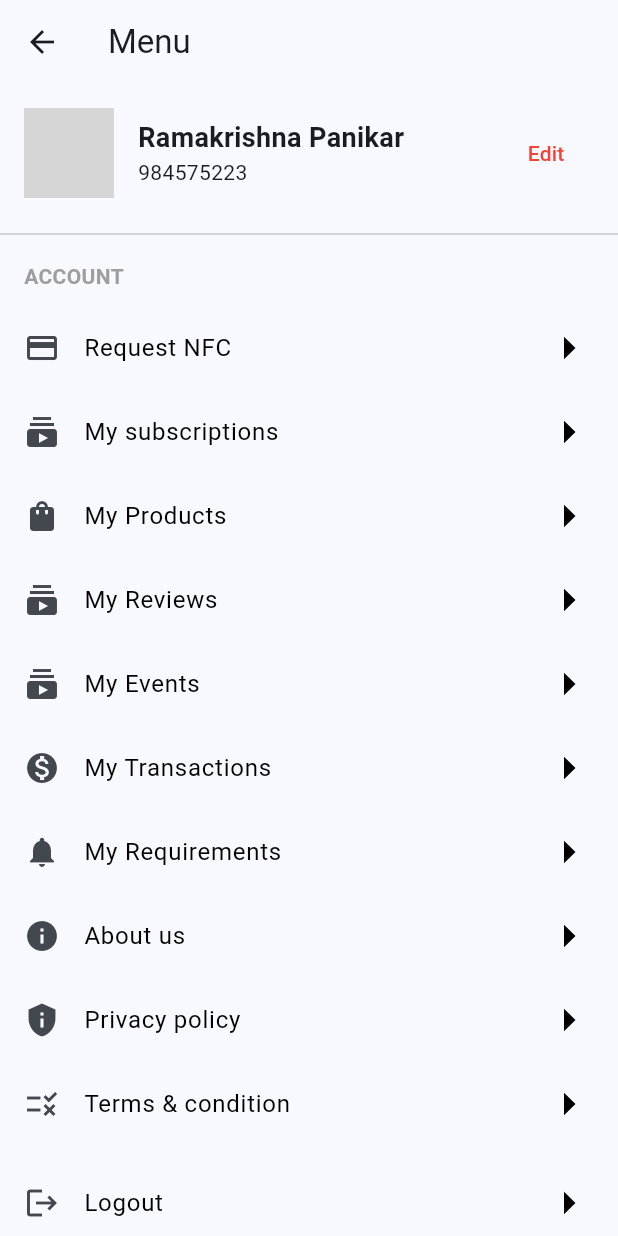
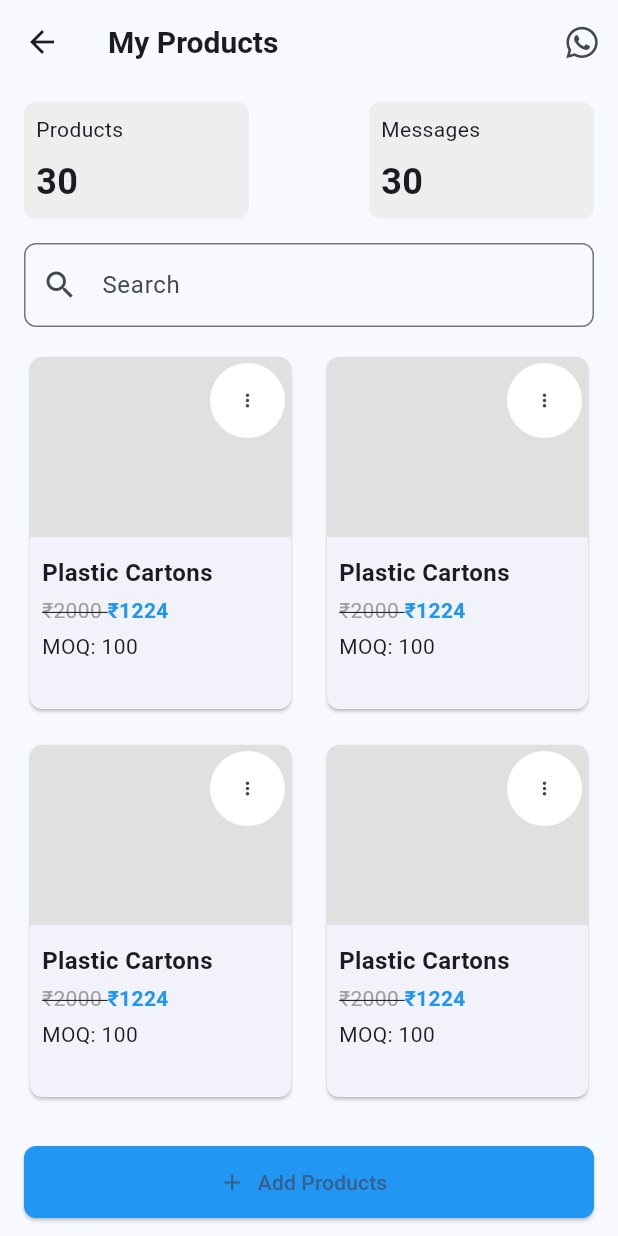
Before and after one commit to CntrlX/Kssia_flutter, a Flutter app: the MenuPage screen opened directly, after a tap on "My Products", on a phone screen of 412 x 824 dp. Run offline on Flutter 3.47's test engine with Material 3 defaults, Android fonts, the phone set to English and light mode, and no system bars; our stand-ins replace dotted_border, flutter_rating_bar, flutter_riverpod, flutter_svg, font_awesome_flutter, intl_phone_field and 2 more; missing offline and left inert: dart:ffi; network calls fail; project files that could hold a hidden picture were left out; grey boxes are pictures that could not be loaded.

```diff
--- a/kssia/lib/src/interface/screens/main_pages/menuPage.dart
+++ b/kssia/lib/src/interface/screens/main_pages/menuPage.dart
@@ -1,5 +1,6 @@
 import 'package:flutter/material.dart';
 import 'package:flutter_svg/flutter_svg.dart';
+import 'package:kssia/src/interface/screens/menu/my_product.dart';
 import 'package:kssia/src/interface/screens/menu/my_reviews.dart';
 import '../menu/requestNFC.dart';
 import '../menu/myrequirementsPage.dart';
@@ -9,9 +10,7 @@ import '../menu/about.dart';
 import '../menu/my_subscription.dart';
 import '../menu/my_events.dart';
 import '../menu/my_transaction.dart';
-
-
-
+import '../menu/my_product.dart';
 
 void showDeleteAccountDialog(BuildContext context) {
   showDialog(
@@ -284,7 +283,16 @@ class MenuPage extends StatelessWidget {
               },
             ),
 
-            _buildListTile(context, Icons.shopping_bag, 'My Products'),
+            _buildListTile(context, Icons.shopping_bag, 'My Products',
+              onTap: () {
+                Navigator.push(
+                  context,
+                  MaterialPageRoute(builder: (context) => const MyProductPage()),
+                );
+              },
+            ),
+
+
 
            _buildListTile(context,Icons.subscriptions,'My Reviews',
               onTap: () {
--- /dev/null
+++ b/kssia/lib/src/interface/screens/menu/my_product.dart
@@ -0,0 +1,326 @@
+import 'package:flutter/material.dart';
+import 'package:font_awesome_flutter/font_awesome_flutter.dart';
+
+class MyProductPage extends StatelessWidget {
+  const MyProductPage({super.key});
+
+  @override
+  Widget build(BuildContext context) {
+    return Scaffold(
+      appBar: AppBar(
+        leading: IconButton(
+          icon: const Icon(Icons.arrow_back),
+          onPressed: () {
+            Navigator.pop(context);
+          },
+        ),
+        title: const Text(
+          'My Products',
+          style: TextStyle(
+            fontWeight: FontWeight.bold,
+            fontSize: 20,
+          ),
+        ),
+        actions: [
+          IconButton(
+            icon: FaIcon(FontAwesomeIcons.whatsapp),
+            onPressed: () {
+              // WhatsApp icon action
+            },
+          ),
+        ],
+      ),
+      body: Padding(
+        padding: const EdgeInsets.symmetric(horizontal: 16, vertical: 12),
+        child: Column(
+          crossAxisAlignment: CrossAxisAlignment.start,
+          children: [
+            Row(
+              mainAxisAlignment: MainAxisAlignment.spaceBetween,
+              children: const [
+                _InfoCard(title: 'Products', count: '30'),
+                _InfoCard(title: 'Messages', count: '30'),
+              ],
+            ),
+            const SizedBox(height: 16),
+            TextField(
+              decoration: InputDecoration(
+                prefixIcon: const Icon(Icons.search),
+                hintText: 'Search',
+                border: OutlineInputBorder(
+                  borderRadius: BorderRadius.circular(8),
+                ),
+              ),
+            ),
+            const SizedBox(height: 16),
+            Expanded(
+              child: GridView.builder(
+                gridDelegate: const SliverGridDelegateWithFixedCrossAxisCount(
+                  crossAxisCount: 2,
+                  mainAxisSpacing: 16,
+                  crossAxisSpacing: 16,
+                  childAspectRatio: 0.75,
+                ),
+                itemCount: 4,
+                itemBuilder: (context, index) {
+                  return const _ProductCard();
+                },
+              ),
+            ),
+            ElevatedButton.icon(
+              onPressed: () {
+                showModalBottomSheet(
+                  context: context,
+                  builder: (context) {
+                    return const _ProductDetailSheet();
+                  },
+                );
+              },
+              icon: const Icon(Icons.add),
+              label: const Text('Add Products'),
+              style: ElevatedButton.styleFrom(
+                backgroundColor: Colors.blue, // Button color
+                minimumSize: const Size(double.infinity, 48), // Smaller height
+                shape: RoundedRectangleBorder(
+                  borderRadius: BorderRadius.circular(8),
+                ),
+              ),
+            ),
+          ],
+        ),
+      ),
+    );
+  }
+}
+
+class _InfoCard extends StatelessWidget {
+  final String title;
+  final String count;
+
+  const _InfoCard({
+    Key? key,
+    required this.title,
+    required this.count,
+  }) : super(key: key);
+
+  @override
+  Widget build(BuildContext context) {
+    return Container(
+      padding: const EdgeInsets.all(8),
+      width: 150,
+      decoration: BoxDecoration(
+        color: Colors.grey[200],
+        borderRadius: BorderRadius.circular(8),
+      ),
+      child: Column(
+        crossAxisAlignment: CrossAxisAlignment.start,
+        children: [
+          Text(
+            title,
+            style: const TextStyle(
+              fontSize: 14,
+            ),
+          ),
+          const SizedBox(height: 8),
+          Text(
+            count,
+            style: const TextStyle(
+              fontSize: 24,
+              fontWeight: FontWeight.bold,
+            ),
+          ),
+        ],
+      ),
+    );
+  }
+}
+
+class _ProductCard extends StatelessWidget {
+  const _ProductCard({super.key});
+
+  @override
+  Widget build(BuildContext context) {
+    return Card(
+      shape: RoundedRectangleBorder(
+        borderRadius: BorderRadius.circular(8),
+      ),
+      child: Column(
+        crossAxisAlignment: CrossAxisAlignment.start,
+        children: [
+          Stack(
+            children: [
+              Container(
+                height: 120,
+                decoration: BoxDecoration(
+                  borderRadius: const BorderRadius.vertical(top: Radius.circular(8)),
+                  color: Colors.grey[300], // Placeholder for image
+                ),
+              ),
+              Positioned(
+                top: 4,
+                right: 4,
+                child: Container(
+                  padding: const EdgeInsets.all(1),
+                    decoration: BoxDecoration(
+                    color: Colors.white,
+                    shape: BoxShape.circle,
+                    boxShadow: [
+                      BoxShadow(
+                      color: Color.fromARGB(255, 0, 0, 0).withOpacity(0.00003),
+                      spreadRadius: 0.002,
+                      blurRadius: 0.002,
+                      offset: Offset(0, 3),
+                      ),
+                    ],
+                    ),
+                    child: IconButton(
+                    icon: const Icon(Icons.more_vert),
+                    onPressed: () {
+                      // More options action
+                    },
+                    iconSize: 14,
+                    padding: EdgeInsets.zero, // Remove default padding
+                    constraints: const BoxConstraints(),
+                    ),
+                ),
+              ),
+            ],
+          ),
+          Padding(
+            padding: const EdgeInsets.all(8.0),
+            child: Column(
+              crossAxisAlignment: CrossAxisAlignment.start,
+              children: const [
+                SizedBox(height: 4),
+                Text(
+                  'Plastic Cartons',
+                  style: TextStyle(
+                    fontSize: 16,
+                    fontWeight: FontWeight.bold,
+                  ),
+                ),
+                SizedBox(height: 4),
+                Text.rich(
+                  TextSpan(
+                    children: [
+                      TextSpan(
+                        text: '₹2000 ',
+                        style: TextStyle(
+                          fontSize: 14,
+                          color: Colors.grey,
+                          decoration: TextDecoration.lineThrough,
+                        ),
+                      ),
+                      TextSpan(
+                        text: '₹1224',
+                        style: TextStyle(
+                          fontSize: 14,
+                          color: Colors.blue,
+                          fontWeight: FontWeight.bold,
+                        ),
+                      ),
+                    ],
+                  ),
+                ),
+                SizedBox(height: 4),
+                Text(
+                  'MOQ: 100',
+                  style: TextStyle(fontSize: 14),
+                ),
+              ],
+            ),
+          ),
+        ],
+      ),
+    );
+  }
+}
+
+class _ProductDetailSheet extends StatelessWidget {
+  const _ProductDetailSheet({super.key});
+
+  @override
+  Widget build(BuildContext context) {
+    return Padding(
+      padding: const EdgeInsets.all(16.0),
+      child: Column(
+        mainAxisSize: MainAxisSize.min,
+        crossAxisAlignment: CrossAxisAlignment.start,
+        children: [
+          Container(
+            height: 200,
+            color: Colors.grey[300], // Placeholder for image
+          ),
+          const SizedBox(height: 16),
+          Text(
+            'Plastic Cartons',
+            style: Theme.of(context).textTheme.headlineSmall,
+          ),
+          const SizedBox(height: 8),
+          Text.rich(
+            TextSpan(
+              children: [
+                TextSpan(
+                  text: 'INR 2000 ',
+                  style: const TextStyle(
+                    fontSize: 14,
+                    color: Colors.grey,
+                    decoration: TextDecoration.lineThrough,
+                  ),
+                ),
+                TextSpan(
+                  text: ' INR 1499.00 / piece',
+                  style: const TextStyle(
+                    fontSize: 16,
+                    color: Colors.black,
+                    fontWeight: FontWeight.bold,
+                  ),
+                ),
+              ],
+            ),
+          ),
+          const SizedBox(height: 8),
+          const Text(
+            'MOQ: 100',
+            style: TextStyle(fontSize: 14),
+          ),
+          const SizedBox(height: 16),
+          const Text(
+            'Lorem ipsum dolor sit amet, consectetur adipiscing elit, sed do eiusmod tempor incididunt ut labore et dolore magna aliqua.',
+            style: TextStyle(fontSize: 14),
+          ),
+          const SizedBox(height: 16),
+          Row(
+            children: const [
+              CircleAvatar(
+                radius: 20,
+                backgroundColor: Colors.grey, // Placeholder for user image
+              ),
+              SizedBox(width: 8),
+              Text(
+                'John Kappa',
+                style: TextStyle(fontSize: 14, fontWeight: FontWeight.bold),
+              ),
+              Spacer(),
+              Text(
+                '24 Reviews',
+                style: TextStyle(fontSize: 14),
+              ),
+            ],
+          ),
+          const SizedBox(height: 16),
+          Row(
+            children: const [
+              Icon(Icons.message, color: Colors.blue, size: 20),
+              SizedBox(width: 4),
+              Text(
+                '3 messages',
+                style: TextStyle(fontSize: 14, color: Colors.blue),
+              ),
+            ],
+          ),
+        ],
+      ),
+    );
+  }
+}
```
Also changed, not shown: kssia/lib/src/interface/screens/event_news/event.dart (+103 -102 lines), kssia/lib/src/interface/screens/menu/my_subscription.dart (+54 -31 lines), kssia/lib/src/interface/screens/menu/requestNFC.dart (+15 -5 lines).
